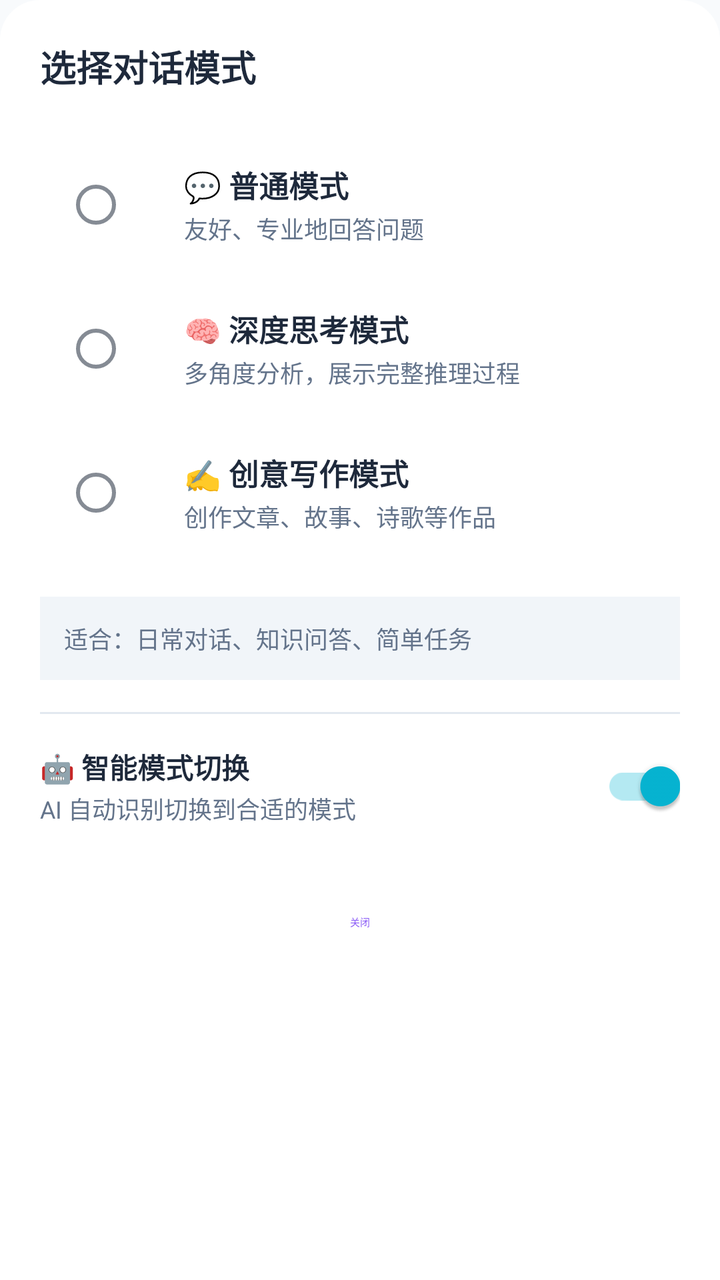
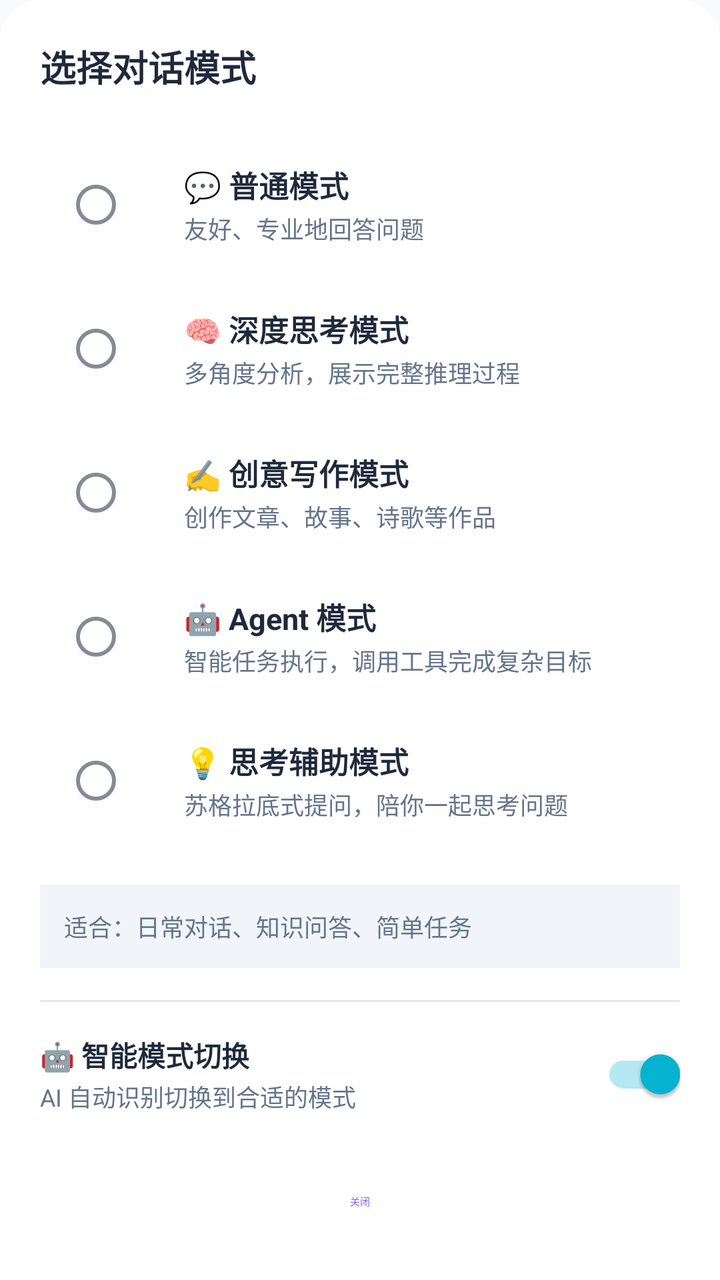

Two renders of the same Android screen: before a commit and after it. Below are the layout's source before the change and the commit's diff.
<!-- AndroidManifest.xml: application theme Theme.OilQuizApp -->
<!-- res/layout/dialog_mode_selector.xml -->
<?xml version="1.0" encoding="utf-8"?>
<LinearLayout
    xmlns:android="http://schemas.android.com/apk/res/android"
    xmlns:app="http://schemas.android.com/apk/res-auto"
    android:layout_width="match_parent"
    android:layout_height="wrap_content"
    android:orientation="vertical"
    android:background="@drawable/bg_dialog_mode_selector"
    android:padding="20dp">

    
    <TextView
        android:layout_width="wrap_content"
        android:layout_height="wrap_content"
        android:text="选择对话模式"
        android:textSize="18sp"
        android:textStyle="bold"
        android:textColor="@color/text_primary"/>

    
    <RadioGroup
        android:layout_width="match_parent"
        android:layout_height="wrap_content"
        android:layout_marginTop="20dp"
        android:orientation="vertical">

        
        <LinearLayout
            android:id="@+id/rb_mode_normal"
            android:layout_width="match_parent"
            android:layout_height="wrap_content"
            android:orientation="horizontal"
            android:gravity="center_vertical"
            android:padding="12dp"
            android:background="?attr/selectableItemBackground"
            android:clickable="true"
            android:focusable="true">

            <RadioButton
                android:id="@+id/rb_mode_normal_inner"
                android:layout_width="wrap_content"
                android:layout_height="wrap_content"
                android:clickable="false"/>

            <LinearLayout
                android:layout_width="0dp"
                android:layout_height="wrap_content"
                android:layout_weight="1"
                android:layout_marginStart="12dp"
                android:orientation="vertical">

                <TextView
                    android:layout_width="wrap_content"
                    android:layout_height="wrap_content"
                    android:text="💬 普通模式"
                    android:textSize="15sp"
                    android:textStyle="bold"
                    android:textColor="@color/text_primary"/>

                <TextView
                    android:layout_width="wrap_content"
                    android:layout_height="wrap_content"
                    android:layout_marginTop="2dp"
                    android:text="友好、专业地回答问题"
                    android:textSize="12sp"
                    android:textColor="@color/text_secondary"/>
            </LinearLayout>
        </LinearLayout>

        
        <LinearLayout
            android:id="@+id/rb_mode_thinking"
            android:layout_width="match_parent"
            android:layout_height="wrap_content"
            android:orientation="horizontal"
            android:gravity="center_vertical"
            android:padding="12dp"
            android:background="?attr/selectableItemBackground"
            android:clickable="true"
            android:focusable="true">

            <RadioButton
                android:id="@+id/rb_mode_thinking_inner"
                android:layout_width="wrap_content"
                android:layout_height="wrap_content"
                android:clickable="false"/>

            <LinearLayout
                android:layout_width="0dp"
                android:layout_height="wrap_content"
                android:layout_weight="1"
                android:layout_marginStart="12dp"
                android:orientation="vertical">

                <TextView
                    android:layout_width="wrap_content"
                    android:layout_height="wrap_content"
                    android:text="🧠 深度思考模式"
                    android:textSize="15sp"
                    android:textStyle="bold"
                    android:textColor="@color/text_primary"/>

                <TextView
                    android:layout_width="wrap_content"
                    android:layout_height="wrap_content"
                    android:layout_marginTop="2dp"
                    android:text="多角度分析，展示完整推理过程"
                    android:textSize="12sp"
                    android:textColor="@color/text_secondary"/>
            </LinearLayout>
        </LinearLayout>

        
        <LinearLayout
            android:id="@+id/rb_mode_creative"
            android:layout_width="match_parent"
            android:layout_height="wrap_content"
            android:orientation="horizontal"
            android:gravity="center_vertical"
            android:padding="12dp"
            android:background="?attr/selectableItemBackground"
            android:clickable="true"
            android:focusable="true">

            <RadioButton
                android:id="@+id/rb_mode_creative_inner"
                android:layout_width="wrap_content"
                android:layout_height="wrap_content"
                android:clickable="false"/>

            <LinearLayout
                android:layout_width="0dp"
                android:layout_height="wrap_content"
                android:layout_weight="1"
                android:layout_marginStart="12dp"
                android:orientation="vertical">

                <TextView
                    android:layout_width="wrap_content"
                    android:layout_height="wrap_content"
                    android:text="✍️ 创意写作模式"
                    android:textSize="15sp"
                    android:textStyle="bold"
                    android:textColor="@color/text_primary"/>

                <TextView
                    android:layout_width="wrap_content"
                    android:layout_height="wrap_content"
                    android:layout_marginTop="2dp"
                    android:text="创作文章、故事、诗歌等作品"
                    android:textSize="12sp"
                    android:textColor="@color/text_secondary"/>
            </LinearLayout>
        </LinearLayout>
    </RadioGroup>

    
    <TextView
        android:id="@+id/tv_mode_description"
        android:layout_width="match_parent"
        android:layout_height="wrap_content"
        android:layout_marginTop="16dp"
        android:padding="12dp"
        android:background="@color/surface_variant"
        android:text="适合：日常对话、知识问答、简单任务"
        android:textSize="12sp"
        android:textColor="@color/text_secondary"/>

    
    <View
        android:layout_width="match_parent"
        android:layout_height="1dp"
        android:layout_marginTop="16dp"
        android:background="@color/divider"/>

    
    <LinearLayout
        android:id="@+id/container_auto_switch"
        android:layout_width="match_parent"
        android:layout_height="wrap_content"
        android:orientation="horizontal"
        android:gravity="center_vertical"
        android:paddingVertical="12dp">

        <LinearLayout
            android:layout_width="0dp"
            android:layout_height="wrap_content"
            android:layout_weight="1"
            android:orientation="vertical">

            <TextView
                android:layout_width="wrap_content"
                android:layout_height="wrap_content"
                android:text="🤖 智能模式切换"
                android:textSize="14sp"
                android:textStyle="bold"
                android:textColor="@color/text_primary"/>

            <TextView
                android:layout_width="wrap_content"
                android:layout_height="wrap_content"
                android:layout_marginTop="2dp"
                android:text="AI 自动识别切换到合适的模式"
                android:textSize="12sp"
                android:textColor="@color/text_secondary"/>
        </LinearLayout>

        <androidx.appcompat.widget.SwitchCompat
            android:id="@+id/switch_auto_mode"
            android:layout_width="wrap_content"
            android:layout_height="wrap_content"
            android:checked="true"/>
    </LinearLayout>

    
    <com.google.android.material.button.MaterialButton
        android:id="@+id/btn_close"
        android:layout_width="match_parent"
        android:layout_height="wrap_content"
        android:layout_marginTop="8dp"
        android:text="关闭"
        style="@style/Widget.Material3.Button.TextButton"/>

</LinearLayout>
<!-- resources referenced by this layout -->
<resources>
  <color name="divider">#E2E8F0</color>
  <color name="surface_variant">#F1F5F9</color>
  <color name="text_primary">#1E293B</color>
  <color name="text_secondary">#64748B</color>
  <!-- drawable bg_dialog_mode_selector (drawable) -->
  <?xml version="1.0" encoding="utf-8"?>
  <shape xmlns:android="http://schemas.android.com/apk/res/android"
      android:shape="rectangle">
      <solid android:color="@color/surface"/>
      <corners android:topLeftRadius="20dp" android:topRightRadius="20dp"/>
  </shape>
  <style name="Theme.OilQuizApp" parent="Theme.OilQuizApp.Base" />
  <color name="surface">#FFFFFF</color>
  <style name="Theme.OilQuizApp.Base" parent="Theme.MaterialComponents.DayNight.NoActionBar">
          <item name="colorPrimary">@color/primary</item>
          <item name="colorPrimaryVariant">@color/primary_dark</item>
          <item name="colorOnPrimary">@color/on_primary</item>
          <item name="colorSecondary">@color/secondary</item>
          <item name="colorSecondaryVariant">@color/secondary_container</item>
          <item name="colorOnSecondary">@color/on_secondary</item>
          <item name="android:statusBarColor">@color/primary_dark</item>
          <item name="android:windowBackground">@color/background</item>
          <item name="colorSurface">@color/surface</item>
          <item name="colorOnSurface">@color/on_surface</item>
          <item name="colorError">@color/error</item>
          <item name="colorOnError">@color/on_error</item>
          
          <item name="colorOnSurfaceVariant">@color/on_surface_variant</item>
          <item name="colorBackground">@color/background</item>
          <item name="colorOnBackground">@color/on_background</item>
      </style>
  <color name="primary">#8B5CF6</color>
  <color name="primary_dark">#7C3AED</color>
  <color name="on_primary">#FFFFFF</color>
  <color name="secondary">#06B6D4</color>
  <color name="secondary_container">#CFFAFE</color>
  <color name="on_secondary">#FFFFFF</color>
  <color name="background">#F8FAFC</color>
  <color name="on_surface">#1E293B</color>
  <color name="error">#EF4444</color>
  <color name="on_error">#FFFFFF</color>
  <color name="on_surface_variant">#64748B</color>
  <color name="on_background">#1E293B</color>
</resources>

<!-- the commit's change to res/layout/dialog_mode_selector.xml (unified diff, before → after) -->
@@ -152,6 +152,92 @@
                     android:textColor="@color/text_secondary"/>
             </LinearLayout>
         </LinearLayout>
+
+        
+        <LinearLayout
+            android:id="@+id/rb_mode_agent"
+            android:layout_width="match_parent"
+            android:layout_height="wrap_content"
+            android:orientation="horizontal"
+            android:gravity="center_vertical"
+            android:padding="12dp"
+            android:background="?attr/selectableItemBackground"
+            android:clickable="true"
+            android:focusable="true">
+
+            <RadioButton
+                android:id="@+id/rb_mode_agent_inner"
+                android:layout_width="wrap_content"
+                android:layout_height="wrap_content"
+                android:clickable="false"/>
+
+            <LinearLayout
+                android:layout_width="0dp"
+                android:layout_height="wrap_content"
+                android:layout_weight="1"
+                android:layout_marginStart="12dp"
+                android:orientation="vertical">
+
+                <TextView
+                    android:layout_width="wrap_content"
+                    android:layout_height="wrap_content"
+                    android:text="🤖 Agent 模式"
+                    android:textSize="15sp"
+                    android:textStyle="bold"
+                    android:textColor="@color/text_primary"/>
+
+                <TextView
+                    android:layout_width="wrap_content"
+                    android:layout_height="wrap_content"
+                    android:layout_marginTop="2dp"
+                    android:text="智能任务执行，调用工具完成复杂目标"
+                    android:textSize="12sp"
+                    android:textColor="@color/text_secondary"/>
+            </LinearLayout>
+        </LinearLayout>
+
+        
+        <LinearLayout
+            android:id="@+id/rb_mode_thinking_assist"
+            android:layout_width="match_parent"
+            android:layout_height="wrap_content"
+            android:orientation="horizontal"
+            android:gravity="center_vertical"
+            android:padding="12dp"
+            android:background="?attr/selectableItemBackground"
+            android:clickable="true"
+            android:focusable="true">
+
+            <RadioButton
+                android:id="@+id/rb_mode_thinking_assist_inner"
+                android:layout_width="wrap_content"
+                android:layout_height="wrap_content"
+                android:clickable="false"/>
+
+            <LinearLayout
+                android:layout_width="0dp"
+                android:layout_height="wrap_content"
+                android:layout_weight="1"
+                android:layout_marginStart="12dp"
+                android:orientation="vertical">
+
+                <TextView
+                    android:layout_width="wrap_content"
+                    android:layout_height="wrap_content"
+                    android:text="💡 思考辅助模式"
+                    android:textSize="15sp"
+                    android:textStyle="bold"
+                    android:textColor="@color/text_primary"/>
+
+                <TextView
+                    android:layout_width="wrap_content"
+                    android:layout_height="wrap_content"
+                    android:layout_marginTop="2dp"
+                    android:text="苏格拉底式提问，陪你一起思考问题"
+                    android:textSize="12sp"
+                    android:textColor="@color/text_secondary"/>
+            </LinearLayout>
+        </LinearLayout>
     </RadioGroup>
 
     
